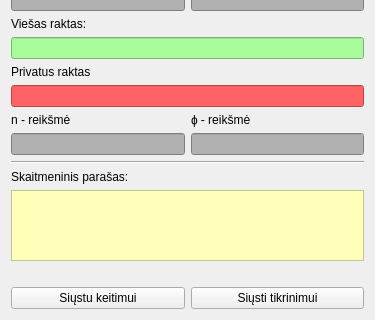
Before: the Qt Designer form Pirma programa(Siuntimas)/gui/form.ui in arnoldasstrukcinskas/PD_NR.4_RSA_Para-as, drawn with Qt 5; both pictures show x 0 to 375 and y 229 to 549 of the 375 by 549 pixel window.
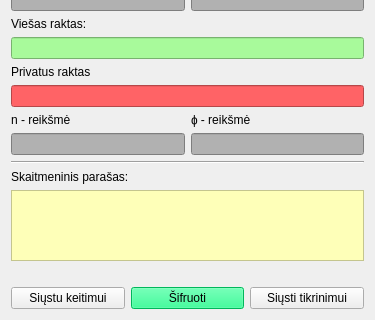
After: the same form once the commit is applied.

Diff of the .ui file:
```diff
--- a/Pirma programa(Siuntimas)/gui/form.ui
+++ b/Pirma programa(Siuntimas)/gui/form.ui
@@ -261,6 +261,16 @@
        </property>
       </widget>
      </item>
+     <item>
+      <widget class="QPushButton" name="cipherPushButton">
+       <property name="styleSheet">
+        <string notr="true">background-color: rgb(0, 255, 127);</string>
+       </property>
+       <property name="text">
+        <string>Šifruoti</string>
+       </property>
+      </widget>
+     </item>
      <item>
       <widget class="QPushButton" name="sendTwoPushButton">
        <property name="text">
```
Left out of the diff: 2 changed lines with no effect on the pictures.
